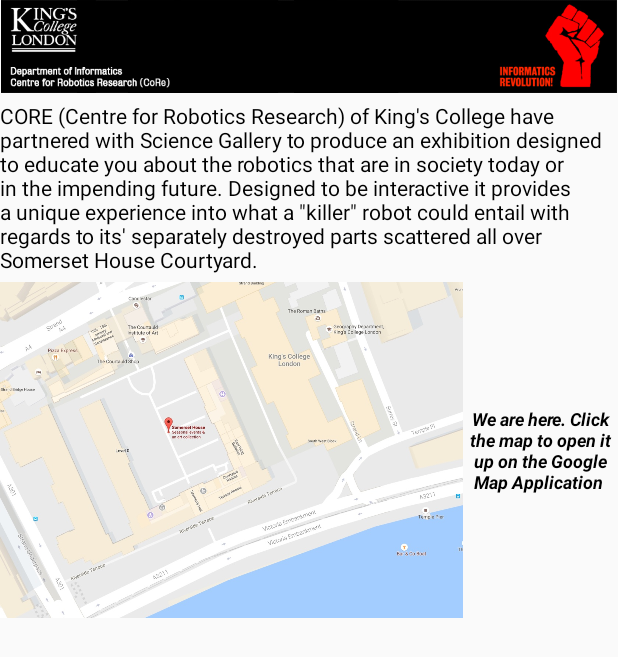
After one commit to maheshuk31/KillerRobotApplication, an Android app: the AboutUsActivity screen opened directly, with no data from a screen before it, on a phone screen of 412 x 824 dp. The commit adds this screen. Shown: the top 657 px of the screen. Run offline under Robolectric (Android 15) with nearby library versions, the phone set to English and light mode, and no system bars.

Commit message:
Added about us page

```diff
--- a/app/src/main/AndroidManifest.xml
+++ b/app/src/main/AndroidManifest.xml
@@ -23,6 +23,10 @@
         <activity
             android:name=".FeedbackActivity"
             android:label="@string/title_activity_feedback"
+            android:theme="@style/AppTheme.NoActionBar" />
+        <activity
+            android:name=".AboutUsActivity"
+            android:label="@string/title_activity_about_us"
             android:theme="@style/AppTheme.NoActionBar"></activity>
     </application>
 
--- /dev/null
+++ b/app/src/main/java/com/example/maheshuk31/killerrobotapplication/AboutUsActivity.java
@@ -0,0 +1,18 @@
+package com.example.maheshuk31.killerrobotapplication;
+
+import android.os.Bundle;
+import android.support.design.widget.FloatingActionButton;
+import android.support.design.widget.Snackbar;
+import android.support.v7.app.AppCompatActivity;
+import android.support.v7.widget.Toolbar;
+import android.view.View;
+
+public class AboutUsActivity extends AppCompatActivity {
+
+    @Override
+    protected void onCreate(Bundle savedInstanceState) {
+        super.onCreate(savedInstanceState);
+        setContentView(R.layout.activity_about_us);
+    }
+
+}
--- /dev/null
+++ b/app/src/main/res/layout/activity_about_us.xml
@@ -0,0 +1,19 @@
+<?xml version="1.0" encoding="utf-8"?>
+<android.support.design.widget.CoordinatorLayout xmlns:android="http://schemas.android.com/apk/res/android"
+    xmlns:app="http://schemas.android.com/apk/res-auto"
+    xmlns:tools="http://schemas.android.com/tools"
+    android:layout_width="match_parent"
+    android:layout_height="match_parent"
+    android:fitsSystemWindows="true"
+    tools:context="com.example.maheshuk31.killerrobotapplication.AboutUsActivity">
+
+    <android.support.design.widget.AppBarLayout
+        android:layout_width="match_parent"
+        android:layout_height="wrap_content"
+        android:theme="@style/AppTheme.AppBarOverlay">
+
+    </android.support.design.widget.AppBarLayout>
+
+    <include layout="@layout/content_about_us" />
+
+</android.support.design.widget.CoordinatorLayout>
--- /dev/null
+++ b/app/src/main/res/layout/content_about_us.xml
@@ -0,0 +1,79 @@
+<?xml version="1.0" encoding="utf-8"?>
+<RelativeLayout xmlns:android="http://schemas.android.com/apk/res/android"
+    xmlns:app="http://schemas.android.com/apk/res-auto"
+    xmlns:tools="http://schemas.android.com/tools"
+    android:id="@+id/content_about_us"
+    android:layout_width="match_parent"
+    android:layout_height="match_parent"
+    app:layout_behavior="@string/appbar_scrolling_view_behavior"
+    tools:context="com.example.maheshuk31.killerrobotapplication.AboutUsActivity"
+    tools:showIn="@layout/activity_about_us">
+
+    <LinearLayout
+        android:id="@+id/linLayAboutBanner"
+        android:layout_width="wrap_content"
+        android:layout_height="wrap_content"
+        android:orientation="vertical">
+
+        <ImageView
+            android:id="@+id/imageBanner"
+            android:layout_width="match_parent"
+            android:layout_height="wrap_content"
+            android:adjustViewBounds="true"
+            app:srcCompat="@drawable/about_us_header" />
+
+    </LinearLayout>
+
+    <LinearLayout
+        android:id="@+id/linLayAboutText"
+        android:layout_width="match_parent"
+        android:layout_height="wrap_content"
+        android:layout_marginTop="5dp"
+        android:layout_below="@+id/linLayAboutBanner"
+        android:orientation="vertical">
+
+
+        <TextView
+            android:id="@+id/txtAboutText"
+            android:layout_width="match_parent"
+            android:layout_height="wrap_content"
+            android:text="CORE (Centre for Robotics Research) of King's College have partnered with Science Gallery to produce an exhibition designed to educate you about the robotics that are in society today or in the impending future.
+Designed to be interactive it provides a unique experience into what a &quot;killer&quot; robot could entail with regards to its' separately destroyed parts scattered all over Somerset House Courtyard. "
+            android:textColor="#000000" />
+    </LinearLayout>
+
+    <LinearLayout
+        android:layout_width="match_parent"
+        android:layout_height="wrap_content"
+        android:id="@+id/linLayMap"
+        android:layout_below="@+id/linLayAboutText"
+        android:layout_marginTop="5dp"
+        android:orientation="horizontal"
+        android:weightSum="1">
+
+        <ImageButton
+            android:id="@+id/imageMap"
+            android:layout_width="0dp"
+            android:layout_height="wrap_content"
+            android:layout_weight="0.75"
+            android:adjustViewBounds="true"
+            android:background="#00000000"
+            android:scaleType="centerCrop"
+            app:srcCompat="@drawable/about_us_map" />
+
+        <TextView
+            android:id="@+id/txtAboutMapText"
+            android:layout_width="0dp"
+            android:layout_height="wrap_content"
+            android:layout_gravity="center"
+            android:layout_weight="0.25"
+            android:gravity="center"
+            android:text="We are here. Click the map to open it up on the Google Map Application "
+            android:textColor="#000000"
+            android:textSize="12dp"
+            android:textStyle="bold|italic" />
+
+
+    </LinearLayout>
+
+</RelativeLayout>
--- a/app/src/main/res/layout/content_feedback.xml
+++ b/app/src/main/res/layout/content_feedback.xml
@@ -5,10 +5,6 @@
     android:id="@+id/content_feedback"
     android:layout_width="match_parent"
     android:layout_height="match_parent"
-    android:paddingBottom="@dimen/activity_vertical_margin"
-    android:paddingLeft="@dimen/activity_horizontal_margin"
-    android:paddingRight="@dimen/activity_horizontal_margin"
-    android:paddingTop="@dimen/activity_vertical_margin"
     app:layout_behavior="@string/appbar_scrolling_view_behavior"
     tools:context="com.example.maheshuk31.killerrobotapplication.FeedbackActivity"
     tools:showIn="@layout/activity_feedback">
--- a/app/src/main/res/values/strings.xml
+++ b/app/src/main/res/values/strings.xml
@@ -2,4 +2,5 @@
     <string name="app_name">KillerRobotApplication</string>
     <string name="action_settings">Settings</string>
     <string name="title_activity_feedback">FeedbackActivity</string>
+    <string name="title_activity_about_us">AboutUsActivity</string>
 </resources>
```
Also changed, not shown: app/src/main/res/drawable/about_us_header.jpg (added), app/src/main/res/drawable/about_us_map.jpg (added).
